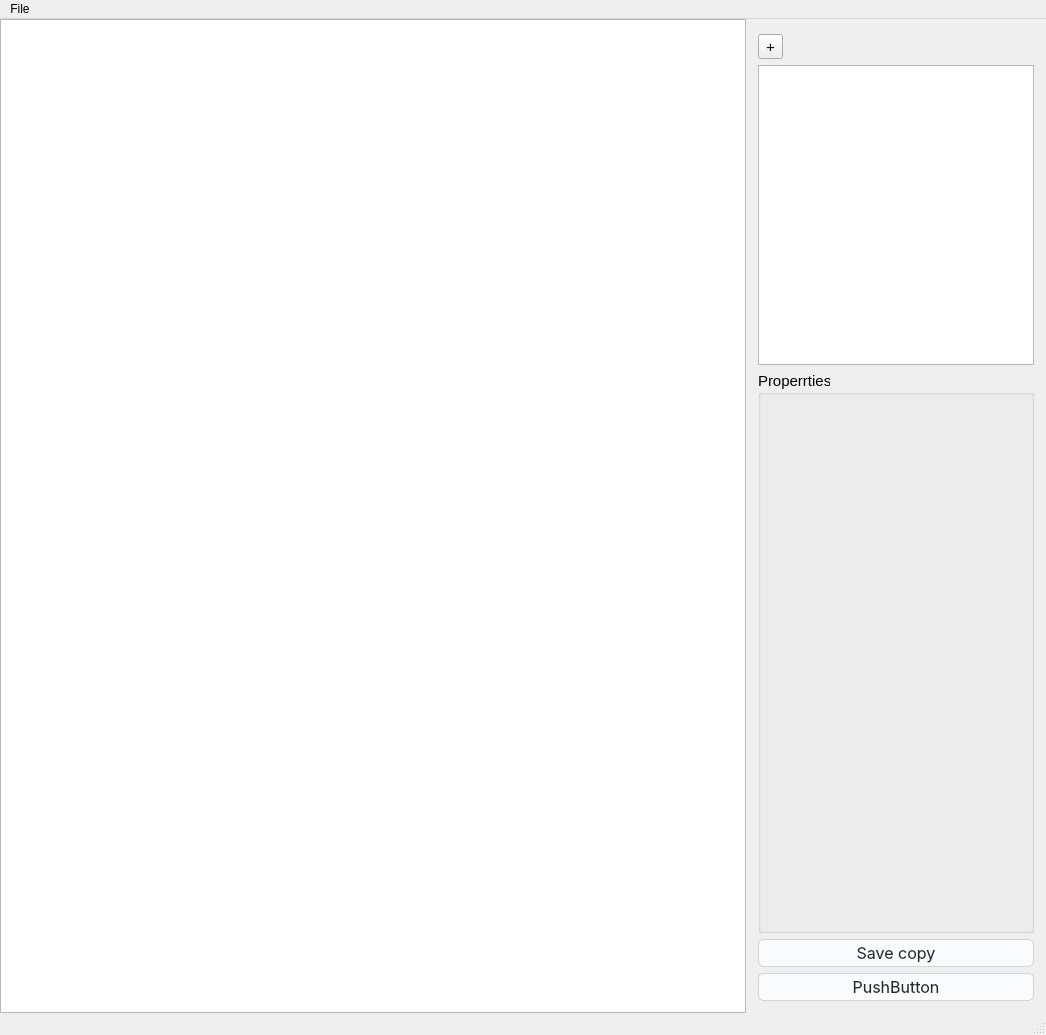
SevaMisiul/photo_editor, file photo_editor/photo_editor_window.ui: the form before one commit.
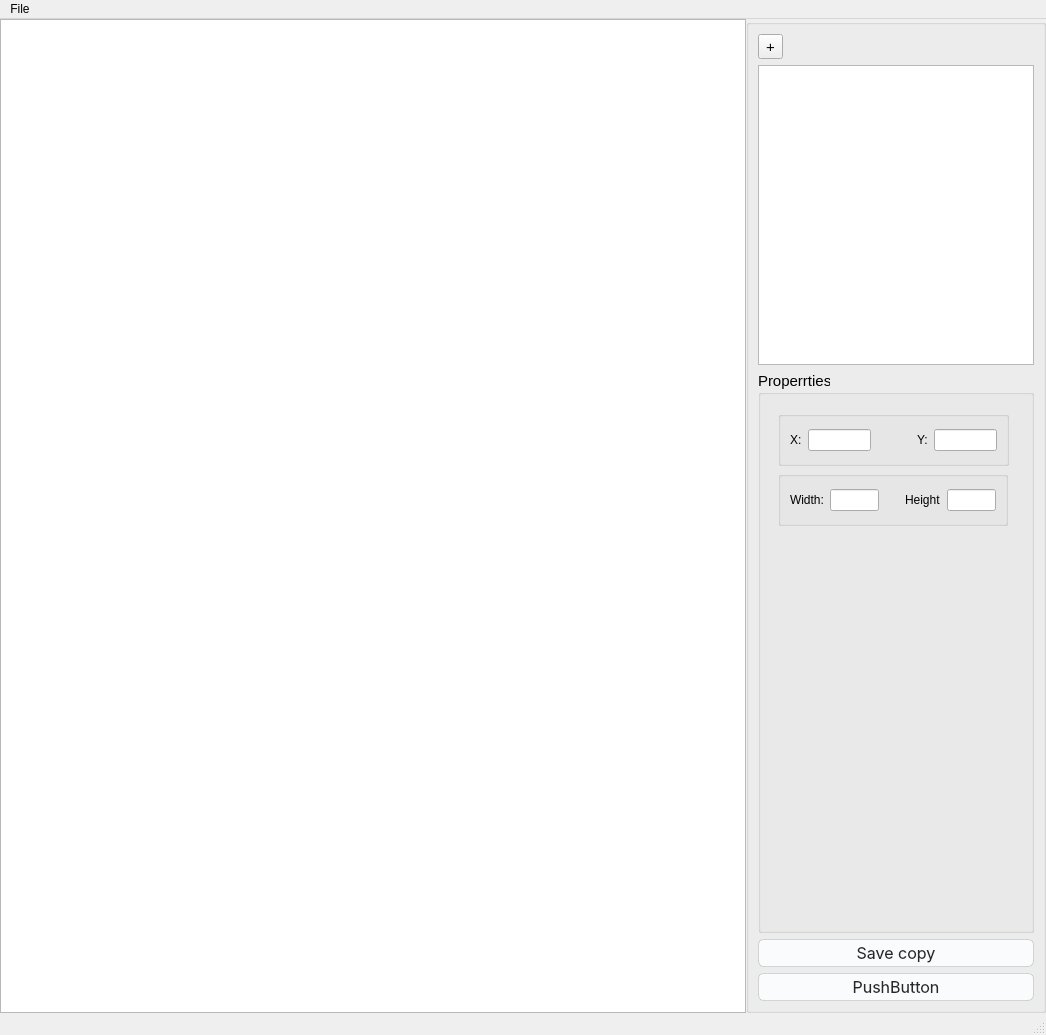
The form after the commit. Icons and pictures are not drawn. Custom widgets are drawn as their Qt base class.

Patch:
```diff
--- a/photo_editor/photo_editor_window.ui
+++ b/photo_editor/photo_editor_window.ui
@@ -58,7 +58,7 @@
      </widget>
     </item>
     <item>
-     <widget class="QGroupBox" name="gbLeft">
+     <widget class="QGroupBox" name="gbRight">
       <property name="minimumSize">
        <size>
         <width>300</width>
@@ -101,7 +101,7 @@
         </widget>
        </item>
        <item>
-        <widget class="QListWidget" name="listItems">
+        <widget class="QCustomListWidget" name="listItems">
          <property name="maximumSize">
           <size>
            <width>300</width>
@@ -140,7 +140,7 @@
         </widget>
        </item>
        <item>
-        <widget class="QGroupBox" name="groupBox">
+        <widget class="QGroupBox" name="gbProperties">
          <property name="maximumSize">
           <size>
            <width>300</width>
@@ -155,6 +155,146 @@
          <property name="title">
           <string>Properrties</string>
          </property>
+         <widget class="QGroupBox" name="gbSize">
+          <property name="geometry">
+           <rect>
+            <x>20</x>
+            <y>100</y>
+            <width>230</width>
+            <height>55</height>
+           </rect>
+          </property>
+          <property name="maximumSize">
+           <size>
+            <width>16777215</width>
+            <height>55</height>
+           </size>
+          </property>
+          <property name="title">
+           <string/>
+          </property>
+          <property name="flat">
+           <bool>true</bool>
+          </property>
+          <layout class="QHBoxLayout" name="horizontalLayout_6">
+           <item>
+            <layout class="QHBoxLayout" name="sizeLayout">
+             <item>
+              <layout class="QHBoxLayout" name="horizontalLayout_4">
+               <property name="rightMargin">
+                <number>10</number>
+               </property>
+               <item>
+                <widget class="QLabel" name="lblWidth">
+                 <property name="text">
+                  <string>Width:</string>
+                 </property>
+                </widget>
+               </item>
+               <item>
+                <widget class="QLineEdit" name="edtWidth">
+                 <property name="maxLength">
+                  <number>5</number>
+                 </property>
+                </widget>
+               </item>
+              </layout>
+             </item>
+             <item>
+              <layout class="QHBoxLayout" name="horizontalLayout_5">
+               <property name="leftMargin">
+                <number>10</number>
+               </property>
+               <item>
+                <widget class="QLabel" name="lblHeight">
+                 <property name="text">
+                  <string>Height</string>
+                 </property>
+                </widget>
+               </item>
+               <item>
+                <widget class="QLineEdit" name="edtHeight">
+                 <property name="maxLength">
+                  <number>5</number>
+                 </property>
+                </widget>
+               </item>
+              </layout>
+             </item>
+            </layout>
+           </item>
+          </layout>
+         </widget>
+         <widget class="QGroupBox" name="gbPos">
+          <property name="geometry">
+           <rect>
+            <x>20</x>
+            <y>40</y>
+            <width>231</width>
+            <height>55</height>
+           </rect>
+          </property>
+          <property name="maximumSize">
+           <size>
+            <width>16777215</width>
+            <height>55</height>
+           </size>
+          </property>
+          <property name="title">
+           <string/>
+          </property>
+          <layout class="QHBoxLayout" name="horizontalLayout_7">
+           <item>
+            <layout class="QHBoxLayout" name="posLayout">
+             <property name="spacing">
+              <number>6</number>
+             </property>
+             <item>
+              <layout class="QHBoxLayout" name="horizontalLayout_2">
+               <property name="rightMargin">
+                <number>20</number>
+               </property>
+               <item>
+                <widget class="QLabel" name="lblX">
+                 <property name="text">
+                  <string>X:</string>
+                 </property>
+                </widget>
+               </item>
+               <item>
+                <widget class="QLineEdit" name="edtX">
+                 <property name="maxLength">
+                  <number>5</number>
+                 </property>
+                </widget>
+               </item>
+              </layout>
+             </item>
+             <item>
+              <layout class="QHBoxLayout" name="horizontalLayout_3">
+               <property name="leftMargin">
+                <number>20</number>
+               </property>
+               <item>
+                <widget class="QLabel" name="lblY">
+                 <property name="text">
+                  <string>Y:</string>
+                 </property>
+                </widget>
+               </item>
+               <item>
+                <widget class="QLineEdit" name="edtY">
+                 <property name="maxLength">
+                  <number>5</number>
+                 </property>
+                </widget>
+               </item>
+              </layout>
+             </item>
+            </layout>
+           </item>
+          </layout>
+         </widget>
         </widget>
        </item>
        <item>
@@ -222,6 +362,13 @@
    </property>
   </action>
  </widget>
+ <customwidgets>
+  <customwidget>
+   <class>QCustomListWidget</class>
+   <extends>QListWidget</extends>
+   <header>qcustom_list_widget.h</header>
+  </customwidget>
+ </customwidgets>
  <resources/>
  <connections/>
 </ui>
```
